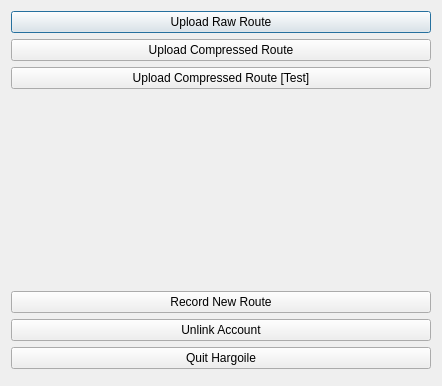
Qt form gui/qtm/MenuUI.ui (ardhitama/hargoile) before a commit.
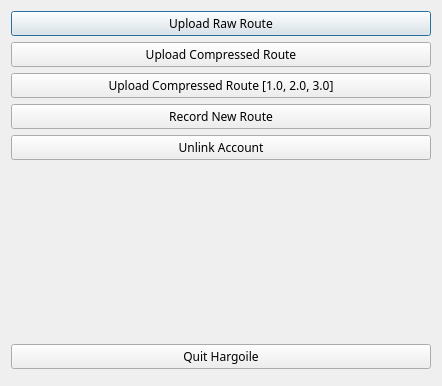
The same form after that commit.

Patch:
```diff
--- a/gui/qtm/MenuUI.ui
+++ b/gui/qtm/MenuUI.ui
@@ -13,6 +13,11 @@
     <height>386</height>
    </rect>
   </property>
+  <property name="font">
+   <font>
+    <family>TitilliumText22L Rg</family>
+   </font>
+  </property>
   <property name="focusPolicy">
    <enum>Qt::StrongFocus</enum>
   </property>
@@ -40,7 +45,21 @@
    <item>
     <widget class="QPushButton" name="testRouteUploadBtn">
      <property name="text">
-      <string>Upload Compressed Route [Test]</string>
+      <string>Upload Compressed Route [1.0, 2.0, 3.0]</string>
+     </property>
+    </widget>
+   </item>
+   <item>
+    <widget class="QPushButton" name="newRouteBtn">
+     <property name="text">
+      <string>Record New Route</string>
+     </property>
+    </widget>
+   </item>
+   <item>
+    <widget class="QPushButton" name="unlinkBtn">
+     <property name="text">
+      <string>Unlink Account</string>
      </property>
     </widget>
    </item>
@@ -57,25 +76,17 @@
      </property>
     </spacer>
    </item>
-   <item>
-    <widget class="QPushButton" name="newRouteBtn">
-     <property name="text">
-      <string>Record New Route</string>
-     </property>
-    </widget>
-   </item>
-   <item>
-    <widget class="QPushButton" name="unlinkBtn">
-     <property name="text">
-      <string>Unlink Account</string>
-     </property>
-    </widget>
-   </item>
    <item>
     <widget class="QPushButton" name="quitBtn">
      <property name="text">
       <string>Quit Hargoile</string>
      </property>
+     <property name="autoDefault">
+      <bool>true</bool>
+     </property>
+     <property name="default">
+      <bool>false</bool>
+     </property>
     </widget>
    </item>
    <item>
```
